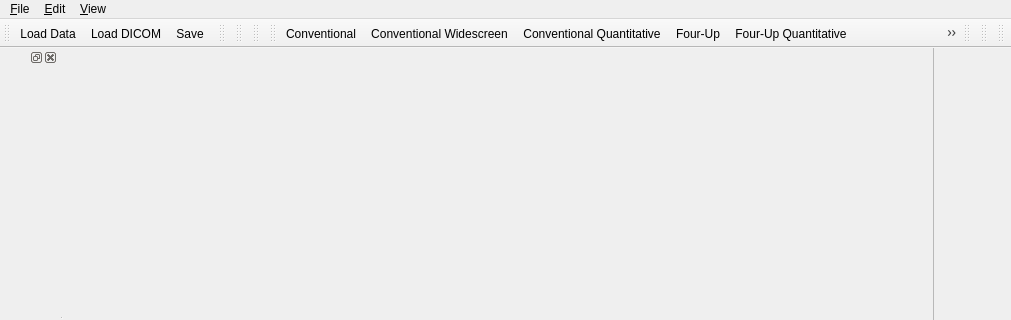
This is Applications/SRPlanApp/Resources/UI/qSlicerAppMainWindow.ui in zoulianmp/SRPlan4Snake as Qt 5 draws it before an edit; both pictures show x 0 to 1011 and y 0 to 320 of the 1011 by 622 pixel window. The edited form follows.
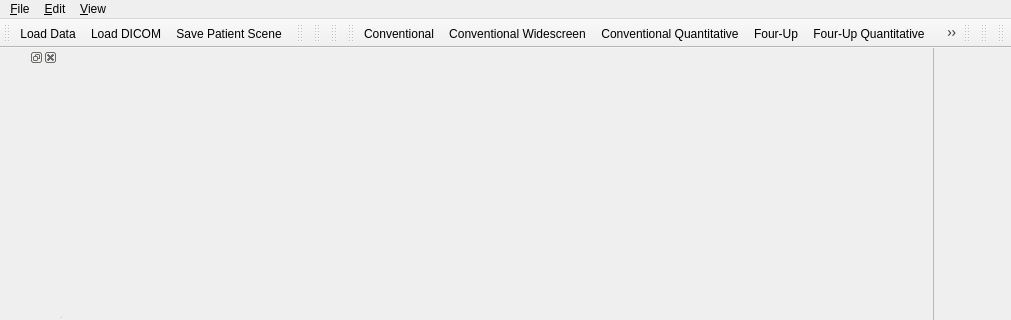
This is the edited form. Icons and pictures are not drawn. Custom widgets are drawn as their Qt base class.

```diff
--- a/Applications/SRPlanApp/Resources/UI/qSlicerAppMainWindow.ui
+++ b/Applications/SRPlanApp/Resources/UI/qSlicerAppMainWindow.ui
@@ -422,7 +422,7 @@
      <normaloff>:/Icons/Small/SlicerSave.png</normaloff>:/Icons/Small/SlicerSave.png</iconset>
    </property>
    <property name="text">
-    <string>Save</string>
+    <string>Save Patient Scene</string>
    </property>
    <property name="toolTip">
     <string>Display the &quot;Save Data&quot; widget, which offers many options for saving a scene and/or individual datasets.</string>
```
Left out of the diff: 9 changed lines with no effect on the pictures.
